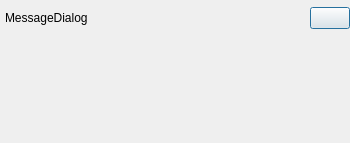
Above: src/messagedialog.ui from ukui/ukui-biometric-manager before the change. Below: the same form after it.
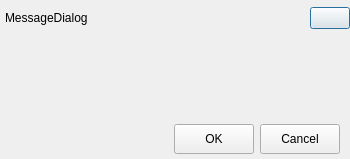
That is the form after the change.

Diff of the .ui file:
```diff
--- a/src/messagedialog.ui
+++ b/src/messagedialog.ui
@@ -7,7 +7,7 @@
     <x>0</x>
     <y>0</y>
     <width>350</width>
-    <height>143</height>
+    <height>159</height>
    </rect>
   </property>
   <property name="windowTitle">
@@ -169,6 +169,65 @@
      </property>
     </spacer>
    </item>
+   <item>
+    <layout class="QHBoxLayout" name="horizontalLayout_2">
+     <item>
+      <spacer name="horizontalSpacer_4">
+       <property name="orientation">
+        <enum>Qt::Horizontal</enum>
+       </property>
+       <property name="sizeHint" stdset="0">
+        <size>
+         <width>40</width>
+         <height>20</height>
+        </size>
+       </property>
+      </spacer>
+     </item>
+     <item>
+      <widget class="QPushButton" name="btnOK">
+       <property name="minimumSize">
+        <size>
+         <width>70</width>
+         <height>30</height>
+        </size>
+       </property>
+       <property name="text">
+        <string>OK</string>
+       </property>
+      </widget>
+     </item>
+     <item>
+      <widget class="QPushButton" name="btnCancel">
+       <property name="minimumSize">
+        <size>
+         <width>70</width>
+         <height>30</height>
+        </size>
+       </property>
+       <property name="text">
+        <string>Cancel</string>
+       </property>
+      </widget>
+     </item>
+     <item>
+      <spacer name="horizontalSpacer_5">
+       <property name="orientation">
+        <enum>Qt::Horizontal</enum>
+       </property>
+       <property name="sizeType">
+        <enum>QSizePolicy::Fixed</enum>
+       </property>
+       <property name="sizeHint" stdset="0">
+        <size>
+         <width>10</width>
+         <height>20</height>
+        </size>
+       </property>
+      </spacer>
+     </item>
+    </layout>
+   </item>
   </layout>
  </widget>
  <resources/>
```
